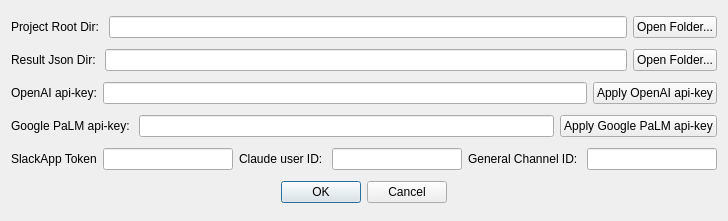
Qt form ui/settings.ui (CasinoHe/GenerateCodeUseGPT) before a commit.
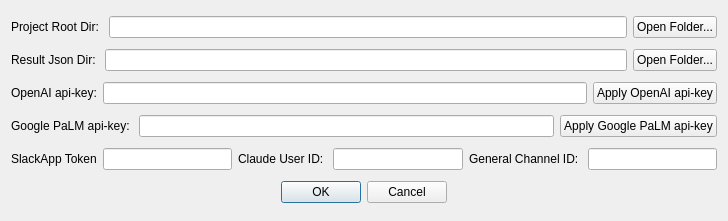
The same form after that commit.

Patch:
```diff
--- a/ui/settings.ui
+++ b/ui/settings.ui
@@ -115,7 +115,7 @@
        <item>
         <widget class="QLabel" name="label_6">
          <property name="text">
-          <string>Claude user ID: </string>
+          <string>Claude User ID: </string>
          </property>
         </widget>
        </item>
```
